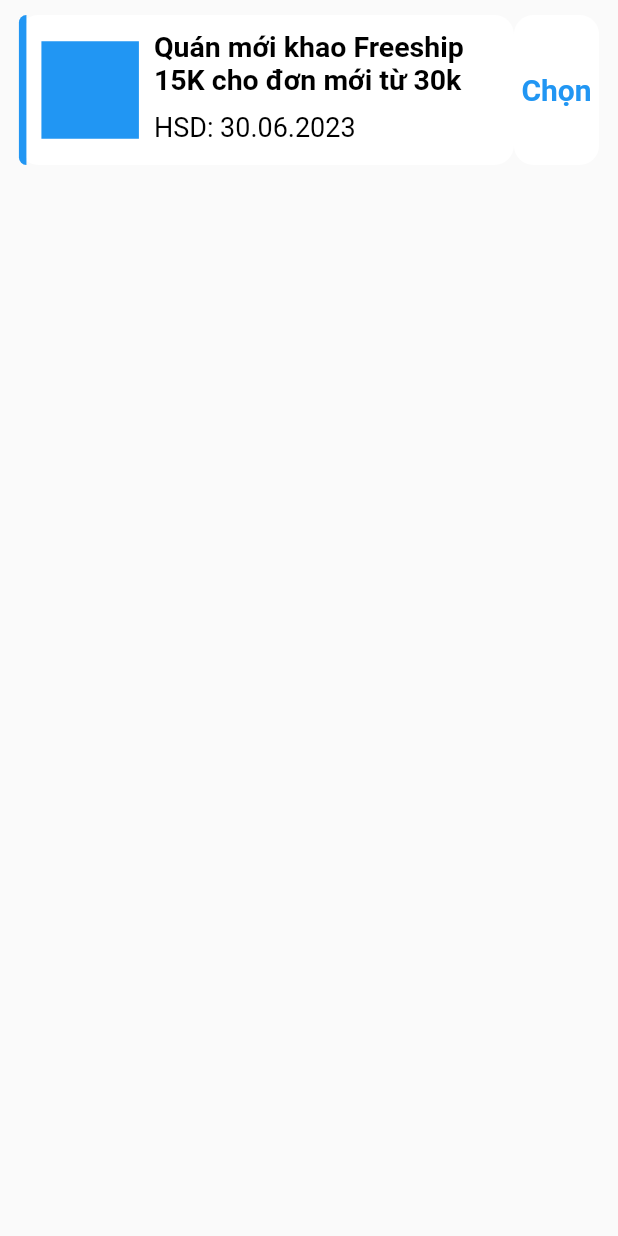
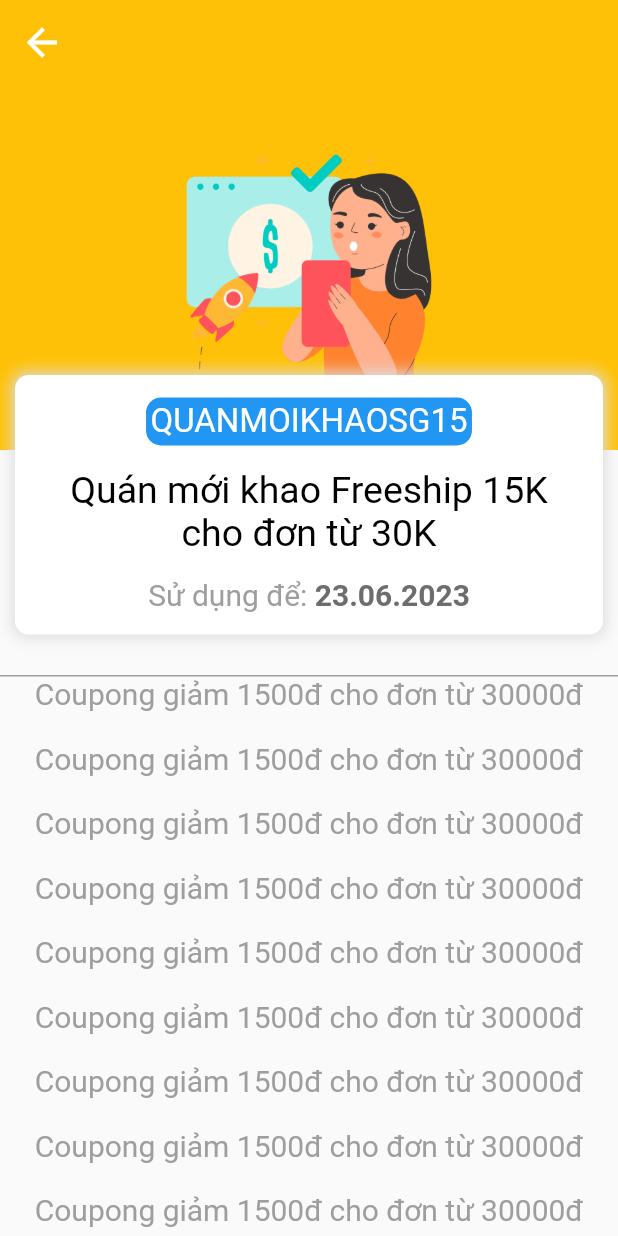
Before and after one commit to vuongchihai/duAn_BaeMaxFK, a Flutter app: the SubScreen_1 screen opened directly, after a tap on "Quán mới khao Freeship 15K cho đơn mới t", on a phone screen of 412 x 824 dp. Run offline on Flutter 3.47's test engine with Material 2 defaults, Android fonts, the phone set to English and light mode, and no system bars; our stand-ins replace carousel_slider, scroll_date_picker.

Commit message:
add chiTietPhieuKM chua xong

```diff
--- /dev/null
+++ b/sourceCode_BaeMax/baemax/lib/pages/page_chiTietPhieuKM.dart
@@ -0,0 +1,250 @@
+import 'package:flutter/material.dart';
+
+class thongTinChiTietPhieuKMPage extends StatefulWidget {
+  thongTinChiTietPhieuKMPage({super.key});
+
+  @override
+  State<thongTinChiTietPhieuKMPage> createState() =>
+      _thongTinChiTietPhieuKMPageState();
+}
+
+class _thongTinChiTietPhieuKMPageState
+    extends State<thongTinChiTietPhieuKMPage> {
+  @override
+  Widget build(BuildContext context) {
+    return Scaffold(
+      extendBodyBehindAppBar: true, // Cho phép body hiển thị phía sau AppBar
+      appBar: AppBar(
+        backgroundColor: Colors.transparent,
+        elevation: 0,
+        iconTheme: const IconThemeData(
+          size: 30,
+          color: Colors.white,
+        ),
+      ),
+      body: SingleChildScrollView(
+        child: Column(
+          children: [
+            Container(
+              decoration: const BoxDecoration(
+                border: Border(
+                  bottom: BorderSide(
+                    color: Colors.grey,
+                  ),
+                ),
+              ),
+              child: Stack(
+                children: [
+                  Container(
+                    child: Column(
+                      children: [
+                        Container(
+                          color: Colors.amber,
+                          width: double.infinity,
+                          height: 300,
+                          padding: const EdgeInsets.only(
+                            top: 90,
+                          ),
+                          child: const Image(
+                            image: AssetImage('images/hinh_53.png'),
+                          ),
+                        ),
+                        Container(
+                          height: 150,
+                        ),
+                      ],
+                    ),
+                  ),
+                  Positioned(
+                    top: 250,
+                    left: 10.0,
+                    right: 10.0,
+                    child: Container(
+                      width: 200,
+                      decoration: BoxDecoration(
+                        borderRadius: BorderRadius.circular(9),
+                        color: Colors.white,
+                        boxShadow: const [
+                          BoxShadow(
+                            color: Color(0xffDDDDDD),
+                            blurRadius: 8,
+                            spreadRadius: 2,
+                            offset: Offset(0, 0),
+                          ),
+                        ],
+                      ),
+                      padding: const EdgeInsets.symmetric(
+                        horizontal: 18,
+                        vertical: 15,
+                      ),
+                      child: Column(
+                        mainAxisAlignment: MainAxisAlignment.center,
+                        children: [
+                          Container(
+                            decoration: BoxDecoration(
+                              borderRadius: BorderRadius.circular(10),
+                              color: Colors.blue,
+                            ),
+                            padding: const EdgeInsets.symmetric(
+                              horizontal: 3,
+                              vertical: 3,
+                            ),
+                            child: Text(
+                              'QUANMOIKHAOSG15',
+                              style: TextStyle(
+                                fontSize: 22,
+                                color: Colors.white,
+                              ),
+                            ),
+                          ),
+                          SizedBox(
+                            height: 15,
+                          ),
+                          Text(
+                            'Quán mới khao Freeship 15K cho đơn từ 30K',
+                            style: TextStyle(
+                              fontSize: 25,
+                              color: Colors.black,
+                            ),
+                            textAlign: TextAlign.center,
+                          ),
+                          SizedBox(
+                            height: 15,
+                          ),
+                          Text.rich(
+                            TextSpan(
+                              text: 'Sử dụng để: ',
+                              style: TextStyle(
+                                fontSize: 20,
+                                color: Colors.grey,
+                              ),
+                              children: [
+                                TextSpan(
+                                  text: '23.06.2023',
+                                  style: TextStyle(
+                                    fontSize: 20,
+                                    fontWeight: FontWeight.bold,
+                                    color: const Color.fromARGB(
+                                        255, 110, 109, 109),
+                                  ),
+                                ),
+                              ],
+                            ),
+                          )
+                        ],
+                      ),
+                    ),
+                  ),
+                ],
+              ),
+            ),
+            Container(
+              child: Column(
+                crossAxisAlignment: CrossAxisAlignment.start,
+                children: [
+                  Text(
+                    'Coupong giảm 1500đ cho đơn từ 30000đ',
+                    style: TextStyle(
+                      fontSize: 20,
+                      color: Colors.grey,
+                    ),
+                  ),
+                  SizedBox(
+                    height: 20,
+                  ),
+                  Text(
+                    'Coupong giảm 1500đ cho đơn từ 30000đ',
+                    style: TextStyle(
+                      fontSize: 20,
+                      color: Colors.grey,
+                    ),
+                  ),
+                  SizedBox(
+                    height: 20,
+                  ),
+                  Text(
+                    'Coupong giảm 1500đ cho đơn từ 30000đ',
+                    style: TextStyle(
+                      fontSize: 20,
+                      color: Colors.grey,
+                    ),
+                  ),
+                  SizedBox(
+                    height: 20,
+                  ),
+                  Text(
+                    'Coupong giảm 1500đ cho đơn từ 30000đ',
+                    style: TextStyle(
+                      fontSize: 20,
+                      color: Colors.grey,
+                    ),
+                  ),
+                  SizedBox(
+                    height: 20,
+                  ),
+                  Text(
+                    'Coupong giảm 1500đ cho đơn từ 30000đ',
+                    style: TextStyle(
+                      fontSize: 20,
+                      color: Colors.grey,
+                    ),
+                  ),
+                  SizedBox(
+                    height: 20,
+                  ),
+                  Text(
+                    'Coupong giảm 1500đ cho đơn từ 30000đ',
+                    style: TextStyle(
+                      fontSize: 20,
+                      color: Colors.grey,
+                    ),
+                  ),
+                  SizedBox(
+                    height: 20,
+                  ),
+                  Text(
+                    'Coupong giảm 1500đ cho đơn từ 30000đ',
+                    style: TextStyle(
+                      fontSize: 20,
+                      color: Colors.grey,
+                    ),
+                  ),
+                  SizedBox(
+                    height: 20,
+                  ),
+                  Text(
+                    'Coupong giảm 1500đ cho đơn từ 30000đ',
+                    style: TextStyle(
+                      fontSize: 20,
+                      color: Colors.grey,
+                    ),
+                  ),
+                  SizedBox(
+                    height: 20,
+                  ),
+                  Text(
+                    'Coupong giảm 1500đ cho đơn từ 30000đ',
+                    style: TextStyle(
+                      fontSize: 20,
+                      color: Colors.grey,
+                    ),
+                  ),
+                  SizedBox(
+                    height: 20,
+                  ),
+                  Text(
+                    'Coupong giảm 1500đ cho đơn từ 30000đ',
+                    style: TextStyle(
+                      fontSize: 20,
+                      color: Colors.grey,
+                    ),
+                  ),
+                ],
+              ),
+            ),
+          ],
+        ),
+      ),
+    );
+  }
+}
--- a/sourceCode_BaeMax/baemax/lib/widgets/viCoupon_Screen_1.dart
+++ b/sourceCode_BaeMax/baemax/lib/widgets/viCoupon_Screen_1.dart
@@ -1,3 +1,4 @@
+import 'package:baemax/pages/page_chiTietPhieuKM.dart';
 import 'package:flutter/material.dart';
 
 class SubScreen_1 extends StatefulWidget {
@@ -25,7 +26,12 @@ class _SubScreen_1State extends State<SubScreen_1> {
                   children: [
                     GestureDetector(
                       onTap: () {
-                        print('a');
+                        Navigator.push(
+                          context,
+                          MaterialPageRoute(
+                            builder: (context) => thongTinChiTietPhieuKMPage(),
+                          ),
+                        );
                       },
                       child: Container(
                         decoration: BoxDecoration(
```
